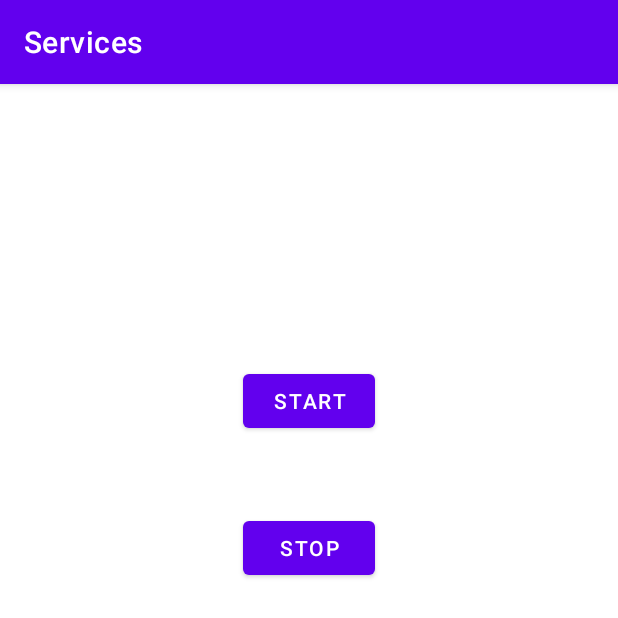
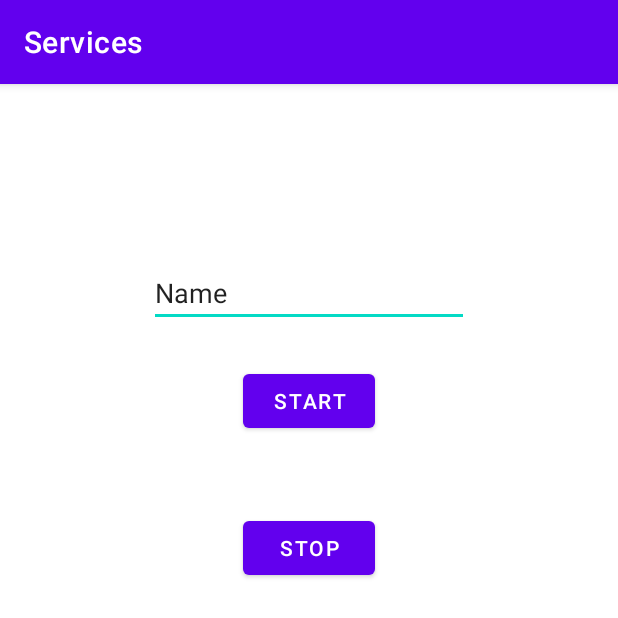
Before and after one commit to HarutKloyan/Service, an Android app: the screen it shows after launch (MainActivity), on a phone screen of 412 x 824 dp, the top half of it. Run offline under Robolectric (Android 15) with nearby library versions, the phone set to English and light mode, and no system bars.

Commit message:
First commit

```diff
--- a/app/src/main/AndroidManifest.xml
+++ b/app/src/main/AndroidManifest.xml
@@ -2,8 +2,9 @@
 <manifest xmlns:android="http://schemas.android.com/apk/res/android"
     xmlns:tools="http://schemas.android.com/tools"
     package="com.example.services">
-
+    <uses-permission android:name="android.permission.FOREGROUND_SERVICE"/>
     <application
+        android:name=".App"
         android:allowBackup="true"
         android:icon="@mipmap/ic_launcher"
         android:label="@string/app_name"
@@ -18,6 +19,7 @@
             </intent-filter>
         </activity>
         <service android:name=".MyService"/>
+        <service android:name=".ForegroundService"/>
     </application>
 
 </manifest>
--- /dev/null
+++ b/app/src/main/java/com/example/services/App.java
@@ -0,0 +1,26 @@
+package com.example.services;
+
+import android.app.Application;
+import android.app.Notification;
+import android.app.NotificationChannel;
+import android.app.NotificationManager;
+import android.os.Build;
+
+import androidx.annotation.RequiresApi;
+
+public class App extends Application {
+    private final String CHANNEL_ID = "ForegroundServiceNotification";
+    @Override
+    public void onCreate() {
+        super.onCreate();
+        if (Build.VERSION.SDK_INT >= Build.VERSION_CODES.O) {
+            creteNotificationChannel();
+        }
+    }
+   @RequiresApi(api = Build.VERSION_CODES.O)
+   public void creteNotificationChannel(){
+       NotificationChannel serviceChannel1 = new NotificationChannel(CHANNEL_ID,"Example for foreground service", NotificationManager.IMPORTANCE_DEFAULT);
+       NotificationManager notificationManager = getSystemService(NotificationManager.class);
+       notificationManager.createNotificationChannel(serviceChannel1);
+   }
+}
--- a/app/src/main/java/com/example/services/MainActivity.java
+++ b/app/src/main/java/com/example/services/MainActivity.java
@@ -1,23 +1,28 @@
 package com.example.services;
 
 import androidx.appcompat.app.AppCompatActivity;
+import androidx.core.content.ContextCompat;
 
 
+import android.content.Context;
 import android.content.Intent;
 import android.os.Bundle;
 import android.view.View;
 import android.widget.Button;
+import android.widget.EditText;
 import android.widget.Toast;
 
 public class MainActivity extends AppCompatActivity implements View.OnClickListener {
     private Button start;
     private Button stop;
     Intent service = null;
+    EditText editText;
 
     @Override
     protected void onCreate(Bundle savedInstanceState) {
         super.onCreate(savedInstanceState);
         setContentView(R.layout.activity_main);
+        editText = (EditText) findViewById(R.id.editText1);
 
         start = findViewById(R.id.start1);
         stop = findViewById(R.id.stop1);
@@ -25,7 +30,8 @@ public class MainActivity extends AppCompatActivity implements View.OnClickListe
         start.setOnClickListener(this);
         stop.setOnClickListener(this);
 
-        service = new Intent(this, MyService.class);
+      //  service = new Intent(this, MyService.class);
+        service = new Intent(this, ForegroundService.class);
 
 
 
@@ -33,7 +39,11 @@ public class MainActivity extends AppCompatActivity implements View.OnClickListe
 
     public void onClick(View v) {
         if (v.equals(start)) {
-            startService(service);
+            Intent intent = new Intent(this,ForegroundService.class);
+            intent.putExtra("Data",editText.getText().toString());
+
+            startService(service(new Intent(this, ForegroundService.class).putExtra("DATA",findViewById(R.id.editText1))));
+            ContextCompat.startForegroundService(this,service);
 
         } else if (v.equals(stop)) {
             Toast.makeText(this,"no problem",Toast.LENGTH_LONG).show();
--- a/app/src/main/java/com/example/services/MyService.java
+++ b/app/src/main/java/com/example/services/MyService.java
@@ -1,5 +1,4 @@
 package com.example.services;
-
 import android.app.Service;
 import android.content.Intent;
 import android.media.MediaPlayer;
--- a/app/src/main/res/layout/activity_main.xml
+++ b/app/src/main/res/layout/activity_main.xml
@@ -28,4 +28,19 @@
         app:layout_constraintStart_toStartOf="parent"
         app:layout_constraintTop_toBottomOf="@+id/start1"
         app:layout_constraintVertical_bias="0.0" />
+
+    <EditText
+        android:id="@+id/editText1"
+        android:layout_width="wrap_content"
+        android:layout_height="wrap_content"
+        android:layout_marginBottom="25dp"
+        android:ems="10"
+        android:inputType="textPersonName"
+        android:text="Name"
+        app:layout_constraintBottom_toTopOf="@+id/start1"
+        app:layout_constraintEnd_toEndOf="parent"
+        app:layout_constraintStart_toStartOf="parent"
+        app:layout_constraintTop_toTopOf="parent"
+        app:layout_constraintVertical_bias="1.0" />
+
 </androidx.constraintlayout.widget.ConstraintLayout>
```
Also changed, not shown: app/src/main/java/com/example/services/ForegroundService.java (added, +59 -0 lines), app/src/main/res/drawable/ic_ac_unit.xml (added, +10 -0 lines), gradle/wrapper/gradle-wrapper.properties.
